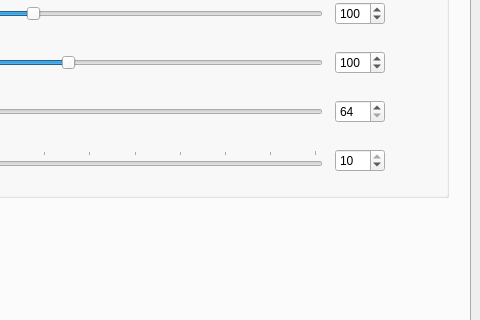
Qt form Software/src/SettingsWindow.ui (Atarity/Lightpack) before a commit; both pictures show x 262 to 742 and y 298 to 618 of the 742 by 700 pixel window.
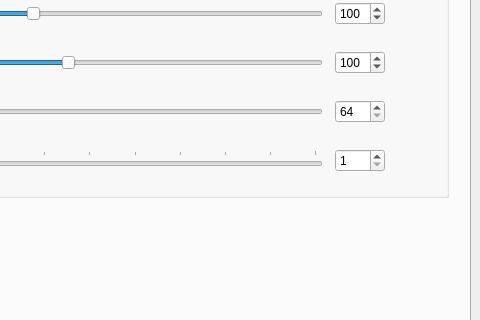
The same form after that commit. Icons and pictures are not drawn. Custom widgets are drawn as their Qt base class.

Commit message: fixing number of lightpack's leds after startup

Patch:
```diff
--- a/Software/src/SettingsWindow.ui
+++ b/Software/src/SettingsWindow.ui
@@ -832,7 +832,7 @@
                   <number>10</number>
                  </property>
                  <property name="value">
-                  <number>10</number>
+                  <number>1</number>
                  </property>
                 </widget>
                </item>
```
Left out of the diff: 76 changed lines with no effect on the pictures.
